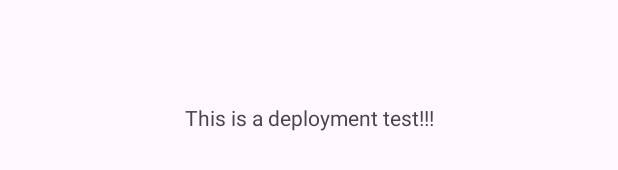
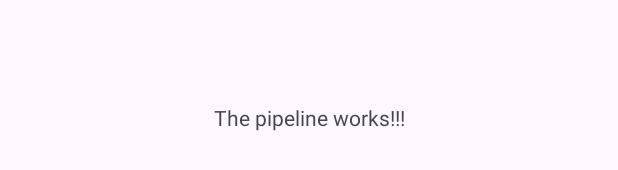
Before and after one commit to DrC0okie/scanalyze, an Android app: the layout activity_main.xml on its own in the app's theme, with its tools: preview values and no code run, on a phone screen of 412 x 824 dp. Shown: the part 501-671 px from the top of the screen. Run offline under Robolectric (Android 15) with nearby library versions, the phone set to English and light mode, and no system bars.

Commit message:
Pipeline demon for android app

```diff
--- a/android_app/app/src/main/res/layout/activity_main.xml
+++ b/android_app/app/src/main/res/layout/activity_main.xml
@@ -9,7 +9,7 @@
     <TextView
         android:layout_width="wrap_content"
         android:layout_height="wrap_content"
-        android:text="This is a deployment test!!!"
+        android:text="The pipeline works!!!"
         app:layout_constraintBottom_toBottomOf="parent"
         app:layout_constraintEnd_toEndOf="parent"
         app:layout_constraintStart_toStartOf="parent"
```
